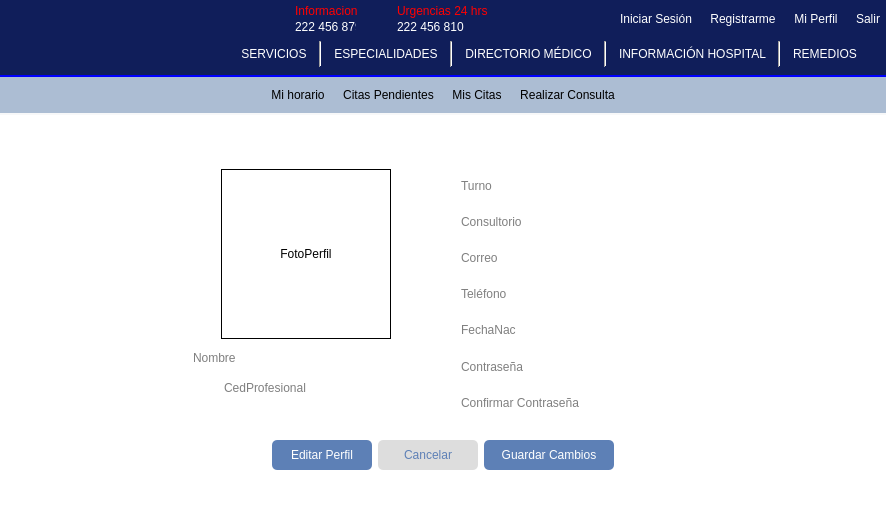
First picture: the form in mainwindow.ui, repository Laloses/Hospital, before the edit.
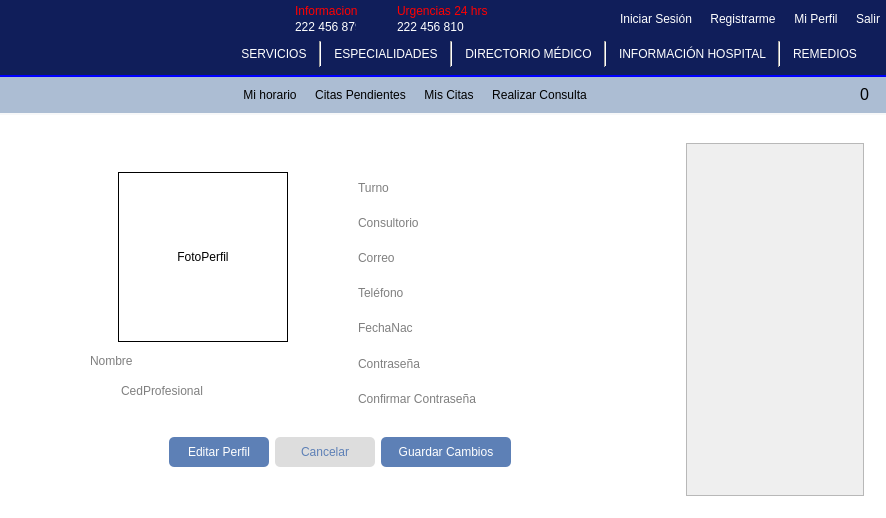
Second picture: the form after the edit. The open tabs and pages were chosen to show the change. Icons and pictures are not drawn.

```diff
--- a/mainwindow.ui
+++ b/mainwindow.ui
@@ -3948,10 +3948,76 @@
              </property>
             </spacer>
            </item>
+           <item>
+            <widget class="QPushButton" name="butonNotifi_4">
+             <property name="minimumSize">
+              <size>
+               <width>30</width>
+               <height>30</height>
+              </size>
+             </property>
+             <property name="maximumSize">
+              <size>
+               <width>30</width>
+               <height>30</height>
+              </size>
+             </property>
+             <property name="styleSheet">
+              <string notr="true">background-color:transparent;</string>
+             </property>
+             <property name="text">
+              <string/>
+             </property>
+             <property name="icon">
+              <iconset resource="imgs/imgs.qrc">
+               <normaloff>:/imgs/notification2.png</normaloff>:/imgs/notification2.png</iconset>
+             </property>
+             <property name="iconSize">
+              <size>
+               <width>30</width>
+               <height>30</height>
+              </size>
+             </property>
+            </widget>
+           </item>
+           <item>
+            <widget class="QLabel" name="notificacionL_4">
+             <property name="minimumSize">
+              <size>
+               <width>15</width>
+               <height>20</height>
+              </size>
+             </property>
+             <property name="maximumSize">
+              <size>
+               <width>15</width>
+               <height>20</height>
+              </size>
+             </property>
+             <property name="font">
+              <font>
+               <family>MS Shell Dlg 2</family>
+               <pointsize>11</pointsize>
+               <weight>50</weight>
+               <italic>false</italic>
+               <bold>false</bold>
+              </font>
+             </property>
+             <property name="styleSheet">
+              <string notr="true">color:white;</string>
+             </property>
+             <property name="text">
+              <string>&lt;html&gt;&lt;head/&gt;&lt;body&gt;&lt;p&gt;&lt;span style=&quot; font-size:12pt; color:#000000;&quot;&gt;0&lt;/span&gt;&lt;/p&gt;&lt;/body&gt;&lt;/html&gt;</string>
+             </property>
+             <property name="scaledContents">
+              <bool>true</bool>
+             </property>
+            </widget>
+           </item>
           </layout>
          </widget>
         </item>
-        <item row="1" column="0" colspan="2">
+        <item row="1" column="0">
          <widget class="QStackedWidget" name="stackedWidget_perfilDoctor">
           <property name="minimumSize">
            <size>
@@ -3982,6 +4048,40 @@
               </property>
              </spacer>
             </item>
+            <item row="0" column="4" rowspan="5">
+             <widget class="QWidget" name="nofi_2" native="true">
+              <property name="minimumSize">
+               <size>
+                <width>200</width>
+                <height>100</height>
+               </size>
+              </property>
+              <layout class="QGridLayout" name="gridLayout_47">
+               <item row="0" column="0">
+                <widget class="QScrollArea" name="scrollArea_9">
+                 <property name="widgetResizable">
+                  <bool>true</bool>
+                 </property>
+                 <widget class="QWidget" name="scrollAreaWidgetContents_9">
+                  <property name="geometry">
+                   <rect>
+                    <x>0</x>
+                    <y>0</y>
+                    <width>180</width>
+                    <height>359</height>
+                   </rect>
+                  </property>
+                  <layout class="QGridLayout" name="gridLayout_48">
+                   <item row="0" column="0">
+                    <layout class="QGridLayout" name="barraDeNoti_2"/>
+                   </item>
+                  </layout>
+                 </widget>
+                </widget>
+               </item>
+              </layout>
+             </widget>
+            </item>
             <item row="1" column="0">
              <spacer name="horizontalSpacer_61">
               <property name="orientation">
```
Left out of the diff: 111 changed lines with no effect on the pictures.
